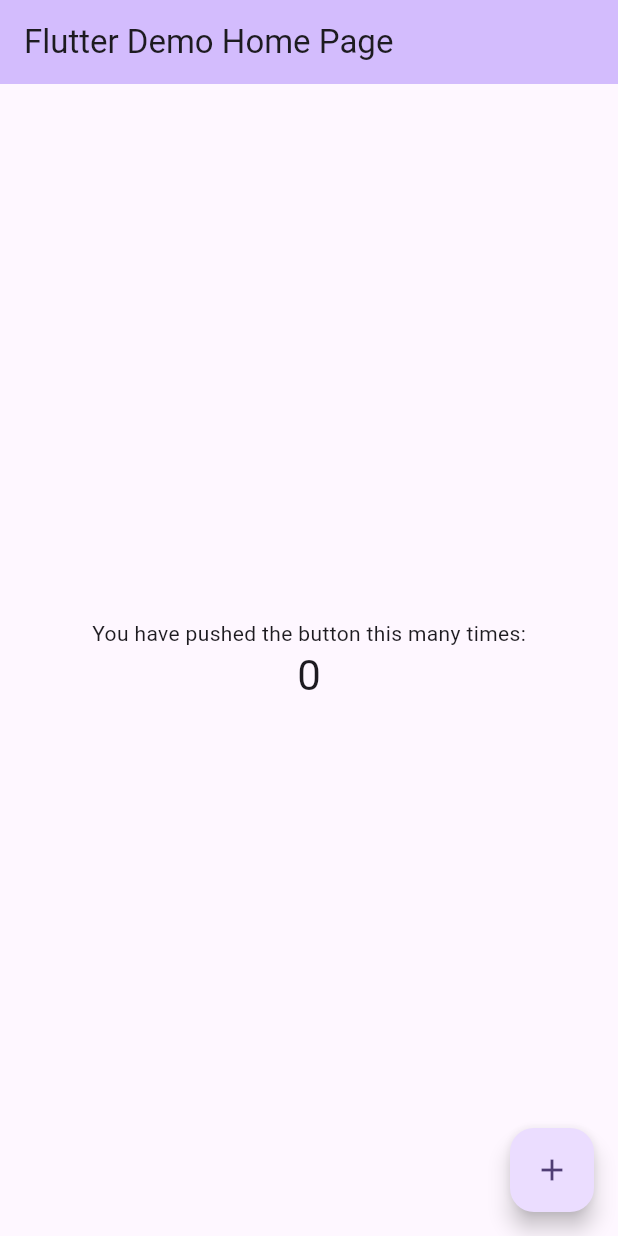
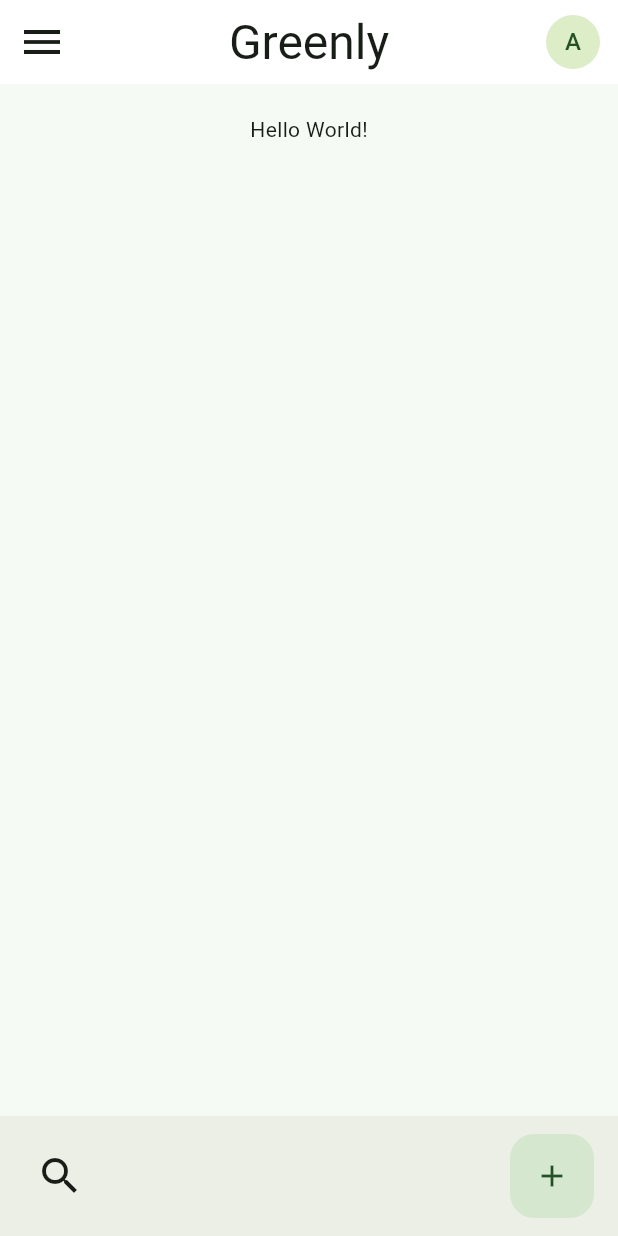
Before and after one commit to tomascarruco/Greenly, a Flutter app: the screen it shows after launch, on a phone screen of 412 x 824 dp. Run offline on Flutter 3.47's test engine with Material 3 defaults, Android fonts, the phone set to English and light mode, and no system bars.

Commit message:
feat: ground work for home screen

```diff
--- a/analysis_options.yaml
+++ b/analysis_options.yaml
@@ -21,8 +21,14 @@ linter:
   # `// ignore_for_file: name_of_lint` syntax on the line or in the file
   # producing the lint.
   rules:
-    # avoid_print: false  # Uncomment to disable the `avoid_print` rule
-    # prefer_single_quotes: true  # Uncomment to enable the `prefer_single_quotes` rule
+    avoid_print: false  # Uncomment to disable the `avoid_print` rule
+    prefer_single_quotes: true  # Uncomment to enable the `prefer_single_quotes` rule
+    prefer_const_constructors: false
+    prefer_const_constructors_implicit: false
+    prefer_const_literals_to_create_immutables: false
+    prefer_final_fields: false
+    unnecessary_breaks: true
+    use_key_in_widget_constructors: false
 
 # Additional information about this file can be found at
 # https://dart.dev/guides/language/analysis-options
--- a/lib/main.dart
+++ b/lib/main.dart
@@ -1,122 +1,124 @@
 import 'package:flutter/material.dart';
 
 void main() {
-  runApp(const MyApp());
+  const appTitle = 'greenly';
+
+  runApp(const MainApp(appTitle));
 }
 
-class MyApp extends StatelessWidget {
-  const MyApp({super.key});
+class MainApp extends StatelessWidget {
+  final String appTitle;
 
-  // This widget is the root of your application.
+  const MainApp(this.appTitle, {super.key});
+
   @override
   Widget build(BuildContext context) {
     return MaterialApp(
-      title: 'Flutter Demo',
+      title: appTitle,
       theme: ThemeData(
-        // This is the theme of your application.
-        //
-        // TRY THIS: Try running your application with "flutter run". You'll see
-        // the application has a purple toolbar. Then, without quitting the app,
-        // try changing the seedColor in the colorScheme below to Colors.green
-        // and then invoke "hot reload" (save your changes or press the "hot
-        // reload" button in a Flutter-supported IDE, or press "r" if you used
-        // the command line to start the app).
-        //
-        // Notice that the counter didn't reset back to zero; the application
-        // state is not lost during the reload. To reset the state, use hot
-        // restart instead.
-        //
-        // This works for code too, not just values: Most code changes can be
-        // tested with just a hot reload.
-        colorScheme: ColorScheme.fromSeed(seedColor: Colors.deepPurple),
+        colorScheme: ColorScheme.fromSeed(
+          seedColor: Colors.green,
+          brightness: Brightness.light,
+          surface: Color.fromRGBO(246, 250, 245, 100),
+        ),
       ),
-      home: const MyHomePage(title: 'Flutter Demo Home Page'),
+      home: const HomePage(),
     );
   }
 }
 
-class MyHomePage extends StatefulWidget {
-  const MyHomePage({super.key, required this.title});
-
-  // This widget is the home page of your application. It is stateful, meaning
-  // that it has a State object (defined below) that contains fields that affect
-  // how it looks.
-
-  // This class is the configuration for the state. It holds the values (in this
-  // case the title) provided by the parent (in this case the App widget) and
-  // used by the build method of the State. Fields in a Widget subclass are
-  // always marked "final".
-
-  final String title;
+class HomePage extends StatelessWidget {
+  const HomePage({super.key});
 
   @override
-  State<MyHomePage> createState() => _MyHomePageState();
+  Widget build(BuildContext context) {
+    var floatingActionButton = FloatingActionButton(
+      onPressed: () {},
+      tooltip: 'Available Actions',
+      backgroundColor: Theme.of(context).colorScheme.secondaryContainer,
+      elevation: 0,
+      child: Icon(Icons.add),
+    );
+
+    var pageBody = Center(
+      child: Builder(
+        builder: (context) {
+          return Column(
+            children: [const SizedBox(height: 20), Text('Hello World!')],
+          );
+        },
+      ),
+    );
+
+    // var appBar = AppBar(title: const Text('My Home Page'));
+
+    return Scaffold(
+      // --- APP Top Bar and Navigation
+      appBar: const AppBarTop(),
+      // --- APP Bottom Bar and action button
+      bottomNavigationBar: AppBottomAppBar(),
+      floatingActionButton: floatingActionButton,
+      floatingActionButtonLocation: FloatingActionButtonLocation.endContained,
+      // --- Material APP Body
+      body: pageBody,
+    );
+  }
 }
 
-class _MyHomePageState extends State<MyHomePage> {
-  int _counter = 0;
+class AppBarTop extends StatelessWidget implements PreferredSizeWidget {
+  const AppBarTop({super.key});
 
-  void _incrementCounter() {
-    setState(() {
-      // This call to setState tells the Flutter framework that something has
-      // changed in this State, which causes it to rerun the build method below
-      // so that the display can reflect the updated values. If we changed
-      // _counter without calling setState(), then the build method would not be
-      // called again, and so nothing would appear to happen.
-      _counter++;
-    });
+  @override
+  Widget build(BuildContext context) {
+    var textTheme = TextTheme.of(context);
+    var title = Text('Greenly', style: textTheme.headlineLarge);
+
+    return AppBar(
+      title: title,
+      backgroundColor: Colors.white,
+      centerTitle: true,
+      leading: IconButton(
+        onPressed: () {},
+        icon: Icon(Icons.menu),
+        iconSize: 32,
+      ),
+      actions: <Widget>[
+        CircleAvatar(
+          backgroundColor: Colors.lightGreen.shade100,
+          child: const Text('A'),
+        ),
+      ],
+      actionsPadding: const EdgeInsetsGeometry.all(10),
+      actionsIconTheme: IconThemeData(
+        color: Theme.of(context).colorScheme.onSurface,
+      ),
+    );
   }
 
   @override
+  // TODO: implement preferredSize
+  Size get preferredSize => const Size.fromHeight(kToolbarHeight);
+}
+
+class AppBottomAppBar extends StatelessWidget {
+  const AppBottomAppBar({super.key});
+
+  @override
   Widget build(BuildContext context) {
-    // This method is rerun every time setState is called, for instance as done
-    // by the _incrementCounter method above.
-    //
-    // The Flutter framework has been optimized to make rerunning build methods
-    // fast, so that you can just rebuild anything that needs updating rather
-    // than having to individually change instances of widgets.
-    return Scaffold(
-      appBar: AppBar(
-        // TRY THIS: Try changing the color here to a specific color (to
-        // Colors.amber, perhaps?) and trigger a hot reload to see the AppBar
-        // change color while the other colors stay the same.
-        backgroundColor: Theme.of(context).colorScheme.inversePrimary,
-        // Here we take the value from the MyHomePage object that was created by
-        // the App.build method, and use it to set our appbar title.
-        title: Text(widget.title),
-      ),
-      body: Center(
-        // Center is a layout widget. It takes a single child and positions it
-        // in the middle of the parent.
-        child: Column(
-          // Column is also a layout widget. It takes a list of children and
-          // arranges them vertically. By default, it sizes itself to fit its
-          // children horizontally, and tries to be as tall as its parent.
-          //
-          // Column has various properties to control how it sizes itself and
-          // how it positions its children. Here we use mainAxisAlignment to
-          // center the children vertically; the main axis here is the vertical
-          // axis because Columns are vertical (the cross axis would be
-          // horizontal).
-          //
-          // TRY THIS: Invoke "debug painting" (choose the "Toggle Debug Paint"
-          // action in the IDE, or press "p" in the console), to see the
-          // wireframe for each widget.
-          mainAxisAlignment: MainAxisAlignment.center,
+    return BottomAppBar(
+      child: IconTheme(
+        data: IconThemeData(color: Theme.of(context).colorScheme.onSurface),
+        child: Row(
           children: <Widget>[
-            const Text('You have pushed the button this many times:'),
-            Text(
-              '$_counter',
-              style: Theme.of(context).textTheme.headlineMedium,
+            IconButton(
+              tooltip: 'Open Search Menu',
+              icon: const Icon(Icons.search),
+              iconSize: 32,
+              onPressed: () {},
             ),
           ],
         ),
       ),
-      floatingActionButton: FloatingActionButton(
-        onPressed: _incrementCounter,
-        tooltip: 'Increment',
-        child: const Icon(Icons.add),
-      ), // This trailing comma makes auto-formatting nicer for build methods.
     );
   }
 }
```
Also changed, not shown: pubspec.lock.
